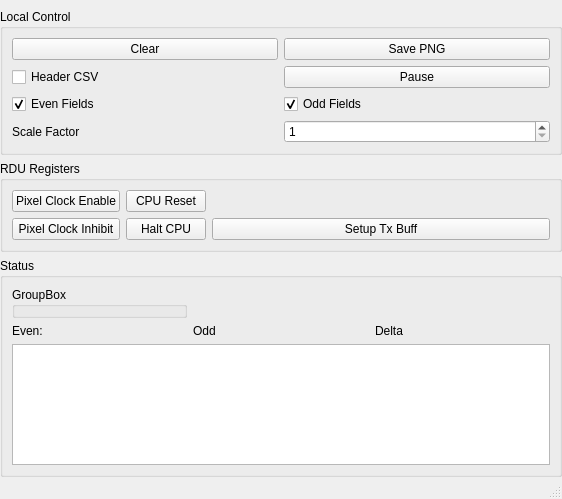
Before: the Qt Designer form mainwindow.ui in mckaymatthew/rdu3, drawn with Qt 5.
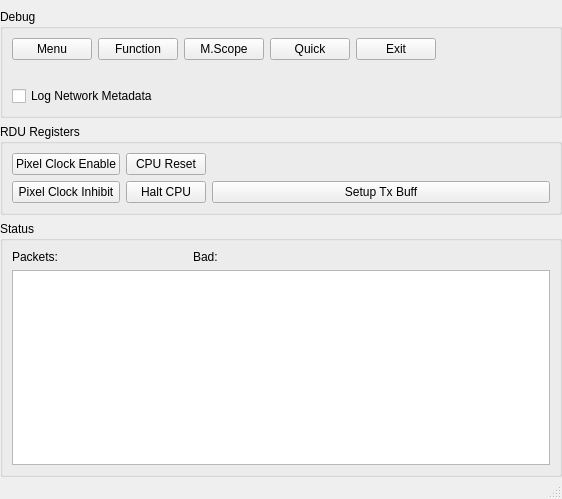
After: the same form once the commit is applied.

Commit message: Got a few buttons working

```diff
--- a/mainwindow.ui
+++ b/mainwindow.ui
@@ -30,21 +30,14 @@
        <string>Status</string>
       </property>
       <layout class="QGridLayout" name="gridLayout">
-       <item row="1" column="2">
-        <widget class="QLabel" name="oddCount">
+       <item row="0" column="2">
+        <widget class="QLabel" name="totalPacketsBad">
          <property name="text">
-          <string>Odd</string>
+          <string>Bad:</string>
          </property>
         </widget>
        </item>
-       <item row="1" column="1">
-        <widget class="QLabel" name="evenCount">
-         <property name="text">
-          <string>Even:</string>
-         </property>
-        </widget>
-       </item>
-       <item row="2" column="1" colspan="3">
+       <item row="1" column="1" colspan="3">
         <widget class="QTextEdit" name="statusMessages">
          <property name="font">
           <font>
@@ -53,17 +46,10 @@
          </property>
         </widget>
        </item>
-       <item row="1" column="3">
-        <widget class="QLabel" name="deltaCount">
-         <property name="text">
-          <string>Delta</string>
-         </property>
-        </widget>
-       </item>
        <item row="0" column="1">
-        <widget class="QGroupBox" name="groupBox_2">
-         <property name="title">
-          <string>GroupBox</string>
+        <widget class="QLabel" name="totalPackets">
+         <property name="text">
+          <string>Packets:</string>
          </property>
         </widget>
        </item>
@@ -73,74 +59,85 @@
     <item row="1" column="0" colspan="2">
      <widget class="QGroupBox" name="groupBox">
       <property name="title">
-       <string>Local Control</string>
+       <string>Debug</string>
       </property>
       <layout class="QGridLayout" name="gridLayout_2">
-       <item row="1" column="2">
-        <widget class="QPushButton" name="toPng">
-         <property name="text">
-          <string>Save PNG</string>
-         </property>
-        </widget>
-       </item>
-       <item row="3" column="2">
-        <widget class="QPushButton" name="pause">
-         <property name="text">
-          <string>Pause</string>
-         </property>
-        </widget>
-       </item>
-       <item row="4" column="1">
-        <widget class="QCheckBox" name="enEven">
-         <property name="text">
-          <string>Even Fields</string>
-         </property>
-         <property name="checked">
-          <bool>true</bool>
-         </property>
-        </widget>
-       </item>
-       <item row="7" column="2">
-        <widget class="QSpinBox" name="scaleBox">
-         <property name="minimum">
-          <number>1</number>
-         </property>
-         <property name="maximum">
-          <number>4</number>
-         </property>
-        </widget>
-       </item>
-       <item row="1" column="1">
-        <widget class="QPushButton" name="clearFb">
-         <property name="text">
-          <string>Clear</string>
-         </property>
-        </widget>
-       </item>
-       <item row="4" column="2">
-        <widget class="QCheckBox" name="enOdd">
-         <property name="text">
-          <string>Odd Fields</string>
-         </property>
-         <property name="checked">
-          <bool>true</bool>
-         </property>
-        </widget>
-       </item>
-       <item row="7" column="1">
-        <widget class="QLabel" name="label">
-         <property name="text">
-          <string>Scale Factor</string>
-         </property>
-        </widget>
-       </item>
        <item row="3" column="1">
         <widget class="QCheckBox" name="logCSV">
          <property name="text">
-          <string>Header CSV</string>
+          <string>Log Network Metadata</string>
          </property>
         </widget>
        </item>
+       <item row="0" column="1">
+        <widget class="QWidget" name="widget" native="true">
+         <layout class="QHBoxLayout" name="horizontalLayout">
+          <property name="spacing">
+           <number>6</number>
+          </property>
+          <property name="leftMargin">
+           <number>0</number>
+          </property>
+          <property name="topMargin">
+           <number>0</number>
+          </property>
+          <property name="rightMargin">
+           <number>0</number>
+          </property>
+          <property name="bottomMargin">
+           <number>0</number>
+          </property>
+          <item>
+           <widget class="QPushButton" name="button_Menu">
+            <property name="text">
+             <string>Menu</string>
+            </property>
+           </widget>
+          </item>
+          <item>
+           <widget class="QPushButton" name="button_function">
+            <property name="text">
+             <string>Function</string>
+            </property>
+           </widget>
+          </item>
+          <item>
+           <widget class="QPushButton" name="button_mscope">
+            <property name="text">
+             <string>M.Scope</string>
+            </property>
+           </widget>
+          </item>
+          <item>
+           <widget class="QPushButton" name="button_Quick">
+            <property name="text">
+             <string>Quick</string>
+            </property>
+           </widget>
+          </item>
+          <item>
+           <widget class="QPushButton" name="buttonExit">
+            <property name="text">
+             <string>Exit</string>
+            </property>
+           </widget>
+          </item>
+         </layout>
+        </widget>
+       </item>
+       <item row="1" column="3">
+        <spacer name="horizontalSpacer_2">
+         <property name="orientation">
+          <enum>Qt::Horizontal</enum>
+         </property>
+         <property name="sizeHint" stdset="0">
+          <size>
+           <width>40</width>
+           <height>20</height>
+          </size>
+         </property>
+        </spacer>
+       </item>
       </layout>
      </widget>
     </item>
```
The commit also changes 11 other files.
